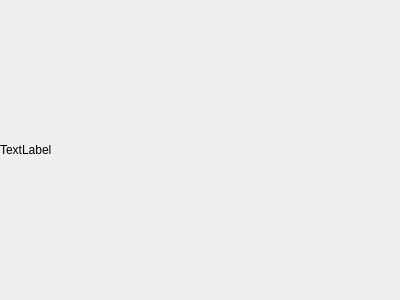
The window that ibed/controls/serverethwidget.ui (semerlin/ibed) describes before a commit, drawn with Qt 5.
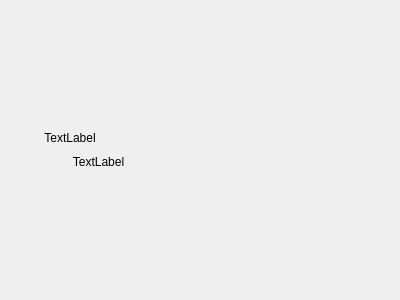
The same window after the commit. Custom widgets are drawn as their Qt base class.

```diff
--- a/ibed/controls/serverethwidget.ui
+++ b/ibed/controls/serverethwidget.ui
@@ -28,6 +28,9 @@
    </property>
    <item>
     <layout class="QVBoxLayout" name="verticalLayout">
+     <property name="spacing">
+      <number>10</number>
+     </property>
      <item>
       <spacer name="verticalSpacer">
        <property name="orientation">
@@ -42,9 +45,40 @@
       </spacer>
      </item>
      <item>
-      <widget class="QLabel" name="label">
+      <widget class="QLabel" name="labelPic">
+       <property name="sizePolicy">
+        <sizepolicy hsizetype="Fixed" vsizetype="Preferred">
+         <horstretch>0</horstretch>
+         <verstretch>0</verstretch>
+        </sizepolicy>
+       </property>
+       <property name="minimumSize">
+        <size>
+         <width>140</width>
+         <height>0</height>
+        </size>
+       </property>
+       <property name="maximumSize">
+        <size>
+         <width>140</width>
+         <height>16777215</height>
+        </size>
+       </property>
        <property name="text">
         <string>TextLabel</string>
+       </property>
+       <property name="alignment">
+        <set>Qt::AlignBottom|Qt::AlignHCenter</set>
+       </property>
+      </widget>
+     </item>
+     <item>
+      <widget class="QLabel" name="labelName">
+       <property name="text">
+        <string>TextLabel</string>
+       </property>
+       <property name="alignment">
+        <set>Qt::AlignCenter</set>
        </property>
       </widget>
      </item>
@@ -83,6 +117,22 @@
        <item>
         <widget class="LabelLineEdit" name="widgetIp" native="true"/>
        </item>
+       <item>
+        <spacer name="verticalSpacer_5">
+         <property name="orientation">
+          <enum>Qt::Vertical</enum>
+         </property>
+         <property name="sizeType">
+          <enum>QSizePolicy::Fixed</enum>
+         </property>
+         <property name="sizeHint" stdset="0">
+          <size>
+           <width>20</width>
+           <height>18</height>
+          </size>
+         </property>
+        </spacer>
+       </item>
        <item>
         <widget class="LabelLineEdit" name="widgetPort" native="true"/>
        </item>
```
